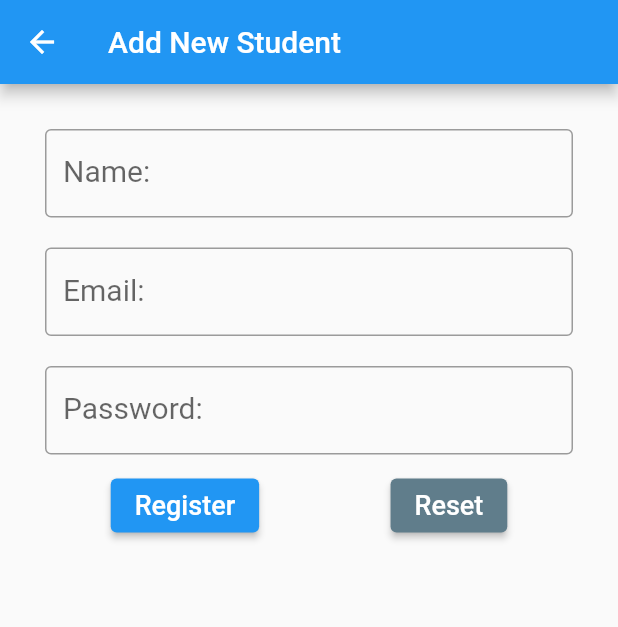
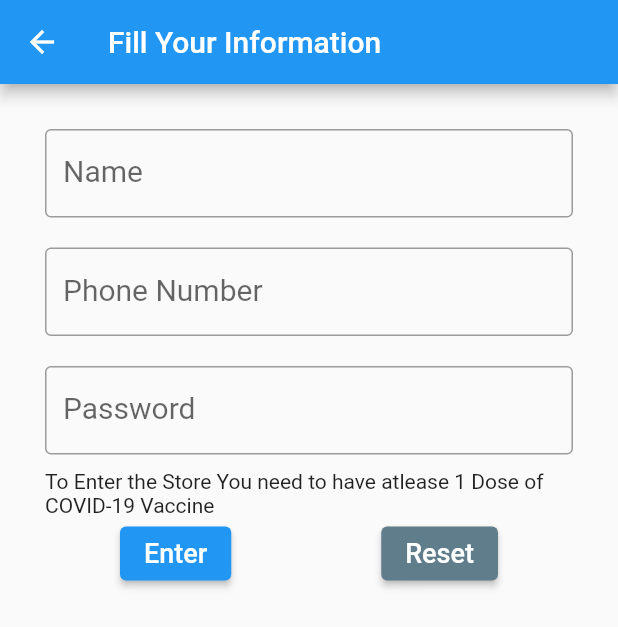
Before and after one commit to PranavMasekar/FireStrore-CRUD, a Flutter app: the AddStudentPage screen opened directly, on a phone screen of 412 x 824 dp. Shown: the top 627 px of the screen. Run offline on Flutter 3.47's test engine with Material 2 defaults, Android fonts, the phone set to English and light mode, and no system bars; our stand-ins replace cloud_firestore, firebase_core; accounts and stored records are empty.

Commit message:
Changed Some UI

```diff
--- a/lib/pages/addstudent.dart
+++ b/lib/pages/addstudent.dart
@@ -47,7 +47,7 @@ class _AddStudentPageState extends State<AddStudentPage> {
   Widget build(BuildContext context) {
     return Scaffold(
       appBar: AppBar(
-        title: Text("Add New Student"),
+        title: Text("Fill Your Information"),
       ),
       body: Form(
         key: _formKey,
@@ -60,7 +60,7 @@ class _AddStudentPageState extends State<AddStudentPage> {
                 child: TextFormField(
                   autofocus: false,
                   decoration: InputDecoration(
-                    labelText: 'Name: ',
+                    labelText: 'Name',
                     labelStyle: TextStyle(fontSize: 20.0),
                     border: OutlineInputBorder(),
                     errorStyle:
@@ -80,18 +80,19 @@ class _AddStudentPageState extends State<AddStudentPage> {
                 child: TextFormField(
                   autofocus: false,
                   decoration: InputDecoration(
-                    labelText: 'Email: ',
+                    labelText: 'Phone Number',
                     labelStyle: TextStyle(fontSize: 20.0),
                     border: OutlineInputBorder(),
                     errorStyle:
                         TextStyle(color: Colors.redAccent, fontSize: 15),
                   ),
                   controller: emailcontrl,
+                  keyboardType: TextInputType.number,
                   validator: (value) {
                     if (value == null || value.isEmpty) {
-                      return 'Please Enter Email';
-                    } else if (!value.contains('@')) {
-                      return 'Please Enter Valid Email';
+                      return 'Please Enter Phone Number';
+                    } else if (value.length != 10) {
+                      return 'Please Enter Valid Phone Number';
                     }
                     return null;
                   },
@@ -103,7 +104,7 @@ class _AddStudentPageState extends State<AddStudentPage> {
                   autofocus: false,
                   obscureText: true,
                   decoration: InputDecoration(
-                    labelText: 'Password: ',
+                    labelText: 'Password',
                     labelStyle: TextStyle(fontSize: 20.0),
                     border: OutlineInputBorder(),
                     errorStyle:
@@ -118,6 +119,9 @@ class _AddStudentPageState extends State<AddStudentPage> {
                   },
                 ),
               ),
+              Container(
+                  child: new Text(
+                      "To Enter the Store You need to have atlease 1 Dose of COVID-19 Vaccine")),
               Container(
                 child: Row(
                   mainAxisAlignment: MainAxisAlignment.spaceAround,
@@ -136,7 +140,7 @@ class _AddStudentPageState extends State<AddStudentPage> {
                         }
                       },
                       child: Text(
-                        'Register',
+                        'Enter',
                         style: TextStyle(fontSize: 18.0),
                       ),
                     ),
--- a/lib/pages/home.dart
+++ b/lib/pages/home.dart
@@ -1,6 +1,7 @@
 import 'package:flutter/material.dart';
 import 'addstudent.dart';
 import 'liststudent.dart';
+import 'drawer.dart';
 
 class HomePage extends StatelessWidget {
   @override
@@ -30,6 +31,6 @@ class HomePage extends StatelessWidget {
           ),
         ),
         body: ListStudentPage(),
-    );
+        drawer: DRawer());
   }
 }
--- a/lib/pages/liststudent.dart
+++ b/lib/pages/liststudent.dart
@@ -103,6 +103,8 @@ class _ListStudentPageState extends State<ListStudentPage> {
                         child: Center(
                           child: Text(
                             store[i]['name'],
+                            overflow: TextOverflow.ellipsis,
+                            textAlign: TextAlign.center,
                             style: TextStyle(fontSize: 18),
                           ),
                         ),
@@ -111,6 +113,8 @@ class _ListStudentPageState extends State<ListStudentPage> {
                         child: Center(
                           child: Text(
                             store[i]['email'],
+                            overflow: TextOverflow.ellipsis,
+                            textAlign: TextAlign.center,
                             style: TextStyle(fontSize: 18),
                           ),
                         ),
```
Also changed, not shown: lib/pages/drawer.dart (added, +25 -0 lines). Lines whose indentation alone changed are shown as unchanged.
